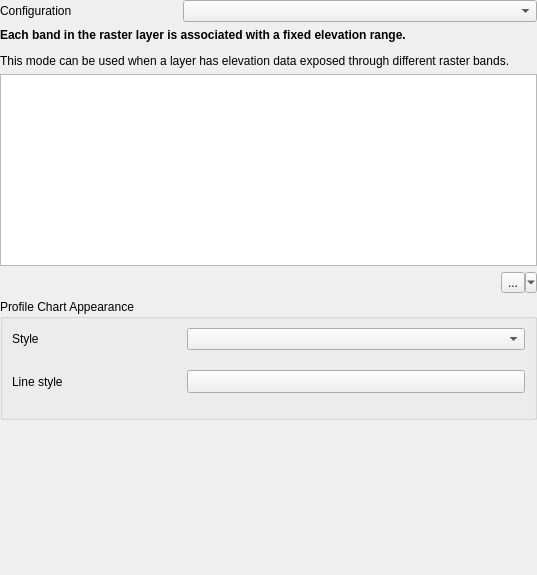
Above: src/ui/raster/qgsrasterelevationpropertieswidgetbase.ui from carsmie/QGIS before the change. Below: the same form after it.
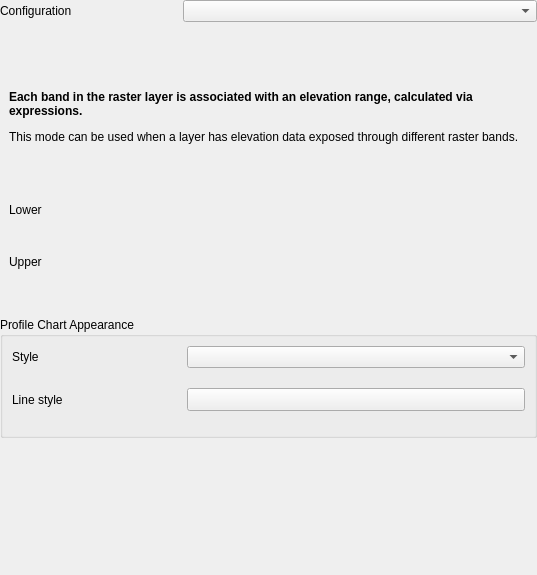
That is the form after the change. Icons and pictures are not drawn. Custom widgets are drawn as their Qt base class.

Commit message: Add "dynamic elevation range per band" mode for rasters

Patch:
```diff
--- a/src/ui/raster/qgsrasterelevationpropertieswidgetbase.ui
+++ b/src/ui/raster/qgsrasterelevationpropertieswidgetbase.ui
@@ -191,7 +191,7 @@
       <enum>QFrame::NoFrame</enum>
      </property>
      <property name="currentIndex">
-      <number>3</number>
+      <number>4</number>
      </property>
      <widget class="QWidget" name="mPageDisabled">
       <property name="sizePolicy">
@@ -385,18 +385,6 @@
        </sizepolicy>
       </property>
       <layout class="QGridLayout" name="gridLayout_6">
-       <property name="leftMargin">
-        <number>0</number>
-       </property>
-       <property name="topMargin">
-        <number>0</number>
-       </property>
-       <property name="rightMargin">
-        <number>0</number>
-       </property>
-       <property name="bottomMargin">
-        <number>0</number>
-       </property>
        <item row="1" column="0">
         <widget class="QWidget" name="mWidgetFixedRangePerBand" native="true">
          <layout class="QGridLayout" name="gridLayout_7">
@@ -473,6 +461,66 @@
        </item>
       </layout>
      </widget>
+     <widget class="QWidget" name="mPageDynamicPerBand">
+      <property name="sizePolicy">
+       <sizepolicy hsizetype="Preferred" vsizetype="Maximum">
+        <horstretch>0</horstretch>
+        <verstretch>0</verstretch>
+       </sizepolicy>
+      </property>
+      <layout class="QGridLayout" name="gridLayout_8" columnstretch="1,2">
+       <item row="1" column="0">
+        <widget class="QLabel" name="label_11">
+         <property name="text">
+          <string>Lower </string>
+         </property>
+        </widget>
+       </item>
+       <item row="2" column="0">
+        <widget class="QLabel" name="label_14">
+         <property name="text">
+          <string>Upper</string>
+         </property>
+        </widget>
+       </item>
+       <item row="1" column="1">
+        <widget class="QgsFieldExpressionWidget" name="mLowerExpressionWidget" native="true">
+         <property name="sizePolicy">
+          <sizepolicy hsizetype="Preferred" vsizetype="Maximum">
+           <horstretch>0</horstretch>
+           <verstretch>0</verstretch>
+          </sizepolicy>
+         </property>
+        </widget>
+       </item>
+       <item row="2" column="1">
+        <widget class="QgsFieldExpressionWidget" name="mUpperExpressionWidget" native="true">
+         <property name="sizePolicy">
+          <sizepolicy hsizetype="Preferred" vsizetype="Maximum">
+           <horstretch>0</horstretch>
+           <verstretch>0</verstretch>
+          </sizepolicy>
+         </property>
+        </widget>
+       </item>
+       <item row="0" column="0" colspan="2">
+        <widget class="QLabel" name="mFixedRangePerBandLabel_2">
+         <property name="sizePolicy">
+          <sizepolicy hsizetype="Preferred" vsizetype="Maximum">
+           <horstretch>0</horstretch>
+           <verstretch>0</verstretch>
+          </sizepolicy>
+         </property>
+         <property name="text">
+          <string>&lt;html&gt;&lt;head/&gt;&lt;body&gt;&lt;p&gt;&lt;span style=&quot; font-weight:600;&quot;&gt;Each band in the raster layer is associated with an elevation range, calculated via expressions.&lt;/span&gt;&lt;/p&gt;&lt;p&gt;This mode can be used when a layer has elevation data exposed through different raster bands.&lt;/p&gt;&lt;/body&gt;&lt;/html&gt;</string>
+         </property>
+         <property name="wordWrap">
+          <bool>true</bool>
+         </property>
+        </widget>
+       </item>
+      </layout>
+     </widget>
     </widget>
    </item>
   </layout>
@@ -499,6 +547,12 @@
    <header>qgsstackedwidget.h</header>
    <container>1</container>
   </customwidget>
+  <customwidget>
+   <class>QgsFieldExpressionWidget</class>
+   <extends>QWidget</extends>
+   <header>qgsfieldexpressionwidget.h</header>
+   <container>1</container>
+  </customwidget>
  </customwidgets>
  <resources>
   <include location="../../../images/images.qrc"/>
```
The commit also changes 34 other files.
